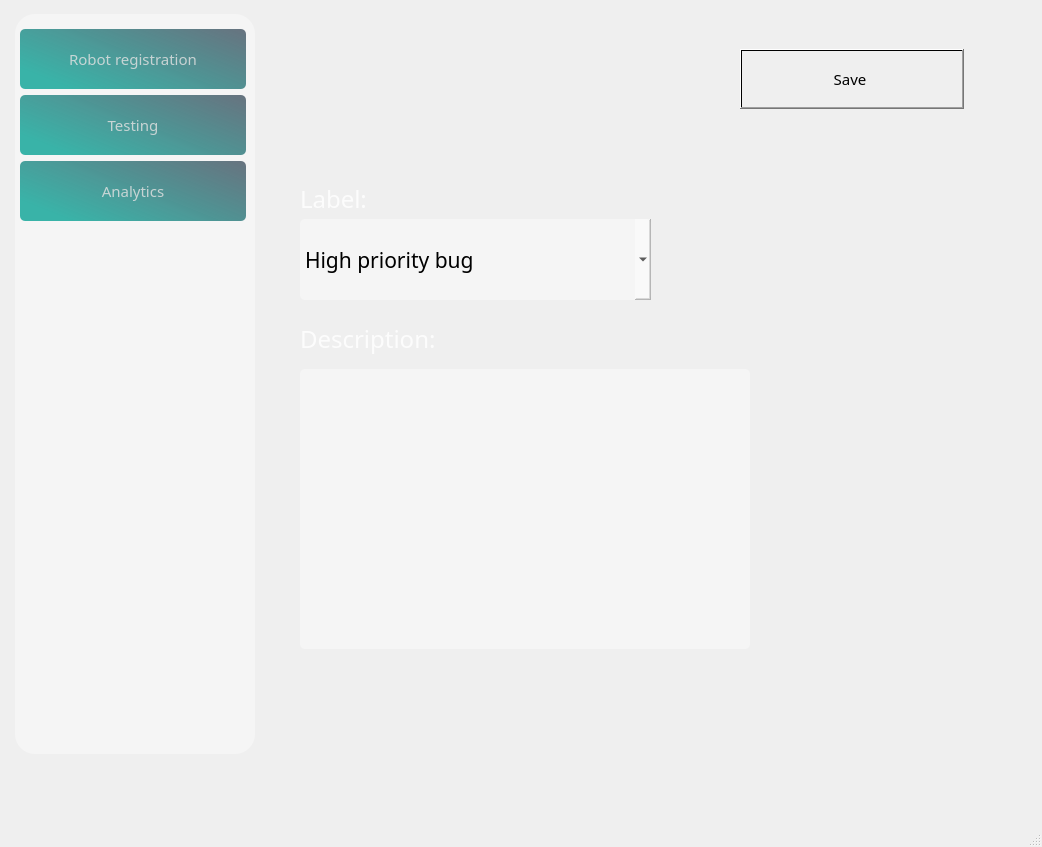
Before: the Qt Designer form UI/menu.ui in FilipSijak1/seminar, drawn with Qt 5.
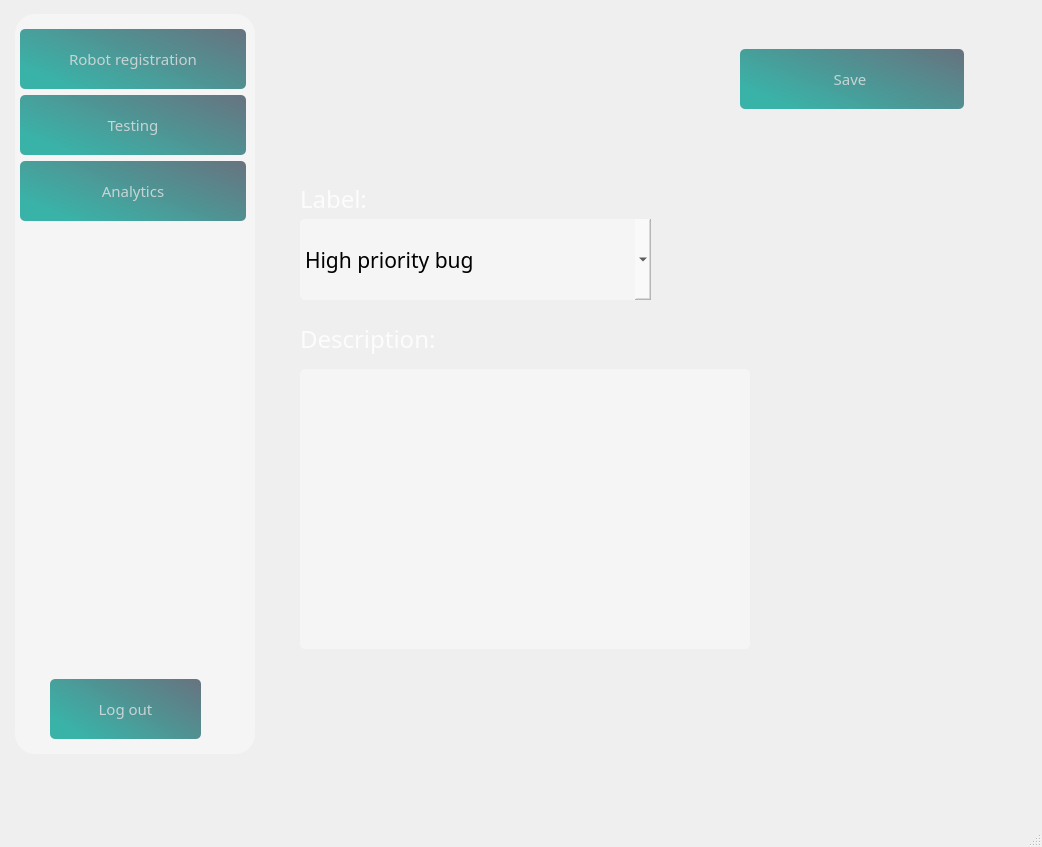
After: the same form once the commit is applied. The open tabs and pages were chosen to show the change. Icons and pictures are not drawn.

Diff of the .ui file:
```diff
--- a/UI/menu.ui
+++ b/UI/menu.ui
@@ -63,7 +63,7 @@
        <x>20</x>
        <y>30</y>
        <width>226</width>
-       <height>731</height>
+       <height>531</height>
       </rect>
      </property>
      <layout class="QVBoxLayout" name="verticalLayout">
@@ -1922,7 +1922,7 @@
         </font>
        </property>
        <property name="styleSheet">
-        <string notr="true">QPushButton#issue{
+        <string notr="true">QPushButton#save_notation{
 	background-color: qlineargradient(spread:pad, x1:0, y1:0.659, x2:1, y2:0, stop:0 rgba(57,179,168,255), stop:1 rgba(85, 98, 112, 226));
 	color:rgba(225, 225, 225, 210);
 	border-radius:5px; 
@@ -2601,6 +2601,46 @@
       </widget>
      </widget>
     </widget>
+    <widget class="QPushButton" name="logout">
+     <property name="geometry">
+      <rect>
+       <x>50</x>
+       <y>680</y>
+       <width>151</width>
+       <height>60</height>
+      </rect>
+     </property>
+     <property name="minimumSize">
+      <size>
+       <width>0</width>
+       <height>60</height>
+      </size>
+     </property>
+     <property name="font">
+      <font>
+       <family>Lucida Sans</family>
+       <pointsize>11</pointsize>
+      </font>
+     </property>
+     <property name="styleSheet">
+      <string notr="true">QPushButton#logout{
+	background-color: qlineargradient(spread:pad, x1:0, y1:0.659, x2:1, y2:0, stop:0 rgba(57,179,168,255), stop:1 rgba(85, 98, 112, 226));
+	color:rgba(225, 225, 225, 210);
+	border-radius:5px; 
+}
+QPushButton#logout:hover{
+	background-color: qlineargradient(spread:pad, x1:0, y1:0.659, x2:1, y2:0, stop:0 rgba(125, 174, 170, 1), stop:1 rgba(85, 98, 112, 226));
+}
+QPushButton#logout:pressed{
+	padding-left:5px;
+	padding-top:5px;
+	background-color:rgba(105, 118, 132, 200);
+}</string>
+     </property>
+     <property name="text">
+      <string>Log out</string>
+     </property>
+    </widget>
    </widget>
   </widget>
   <widget class="QStatusBar" name="statusbar"/>
```
Left out of the diff: 55 changed lines with no effect on the pictures.
